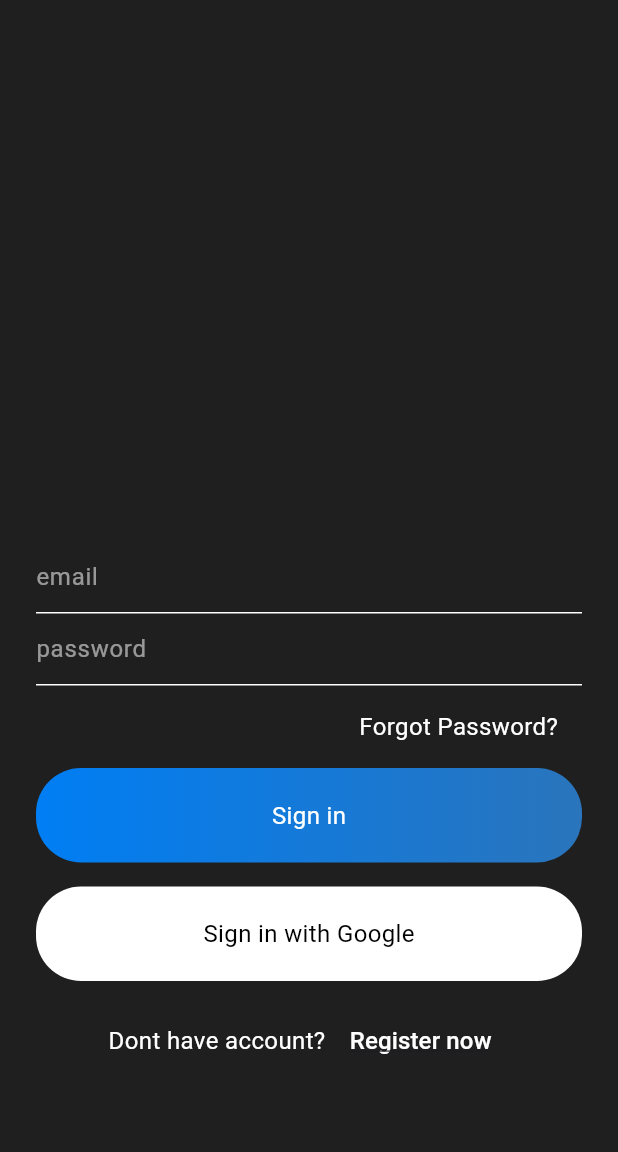
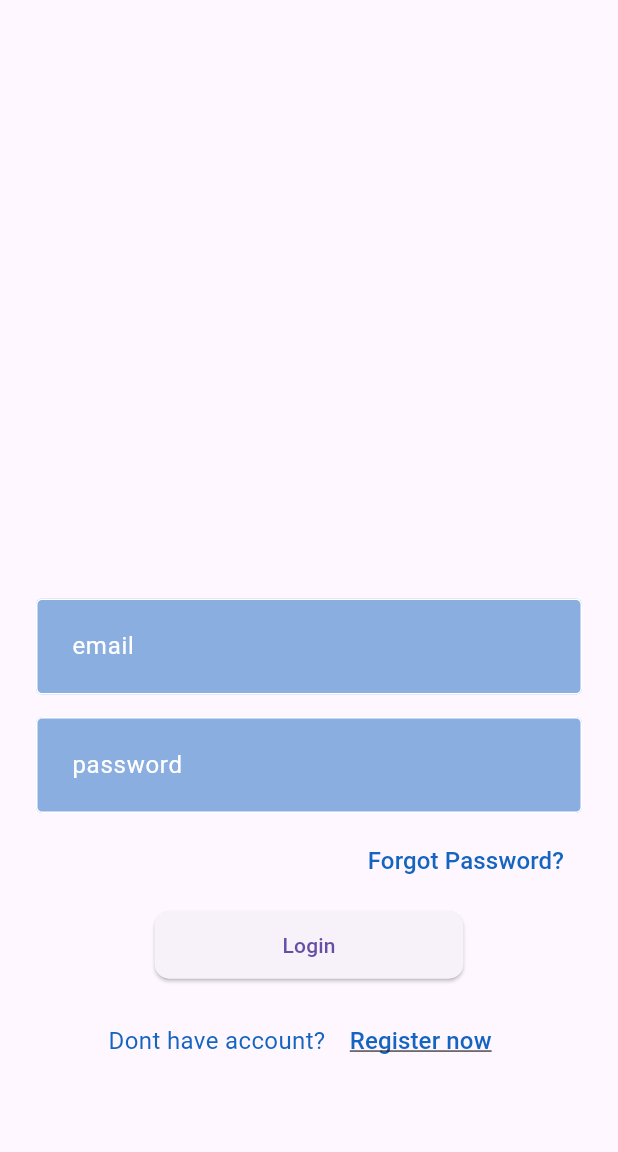
Before and after one commit to ibuu31/chat_app, a Flutter app: the screen it shows after launch, on a phone screen of 412 x 824 dp, the part 84-1236 px from its top. Run offline on Flutter 3.47's test engine with Material 3 defaults, Android fonts, the phone set to English and light mode, and no system bars; our stand-ins replace cloud_firestore, firebase_auth, firebase_core, shared_preferences; accounts and stored records are empty.

Commit message:
ui changes.

```diff
--- a/lib/helper/authenticate.dart
+++ b/lib/helper/authenticate.dart
@@ -14,7 +14,6 @@ class _AuthenticateState extends State<Authenticate> {
   void toggleView() {
     setState(() {
       showSignin = !showSignin;
-      print('toggled');
     });
   }
 
--- a/lib/helper/constant.dart
+++ b/lib/helper/constant.dart
@@ -1,3 +1,5 @@
-class Constant {
+class StringConstant {
   static String myName = '';
 }
+
+class ColorConstant {}
--- a/lib/helper/helper_function.dart
+++ b/lib/helper/helper_function.dart
@@ -24,16 +24,16 @@ class HelperFunctions {
 
   static Future<bool?> getUserLoggedInSharedPreference() async {
     SharedPreferences prefs = await SharedPreferences.getInstance();
-    return await prefs.getBool(sharedPreferencesUserLoggedInKey);
+    return prefs.getBool(sharedPreferencesUserLoggedInKey);
   }
 
   static Future<String?> getUserNameSharedPreferences() async {
     SharedPreferences prefs = await SharedPreferences.getInstance();
-    return await prefs.getString(sharedPreferencesUserNameKey);
+    return prefs.getString(sharedPreferencesUserNameKey);
   }
 
   static Future<String?> getUserEmailSharedPreferences() async {
     SharedPreferences prefs = await SharedPreferences.getInstance();
-    return await prefs.getString(sharedPreferencesUserEmailKey);
+    return prefs.getString(sharedPreferencesUserEmailKey);
   }
 }
--- a/lib/main.dart
+++ b/lib/main.dart
@@ -2,34 +2,13 @@ import 'package:chat_app/firebase_options.dart';
 import 'package:chat_app/helper/authenticate.dart';
 import 'package:chat_app/helper/helper_function.dart';
 import 'package:chat_app/view/chat_room_screen.dart';
-import 'package:chat_app/view/search.dart';
-import 'package:chat_app/view/sigin_screen.dart';
-import 'package:chat_app/view/signup_screen.dart';
 import 'package:firebase_core/firebase_core.dart';
 import 'package:flutter/material.dart';
 
-/// todo colors constants
-/// todo make primary color light
-/// todo search icon on appbar
-/// todo new chat floating button
-/// todo chat room screen ui change
-/// todo space on bottom of conversation screen
-/// todo name of the other person on conversation screen
-/// todo send message on tapping enter
-/// todo on tapping keyboard the screen should float up
-/// todo outline border on login textfields
-/// todo change gesture detector to button
-/// todo remove google login button
-/// todo make login button rectangle
-/// todo remove forget password button or add feature of it.
-/// todo
-/// todo
-/// todo
-/// todo
-/// todo
+/// todo create multiple chats
+/// todo upload on github
 
 void main() async {
-  // the below line is important before initializing the firebase.
   WidgetsFlutterBinding.ensureInitialized();
   await Firebase.initializeApp(
     options: DefaultFirebaseOptions.currentPlatform,
@@ -52,8 +31,6 @@ class _MyAppState extends State<MyApp> {
       setState(() {
         isUserLoggedIn = value ?? false;
       });
-
-      print(isUserLoggedIn);
     });
   }
 
@@ -67,14 +44,29 @@ class _MyAppState extends State<MyApp> {
   Widget build(BuildContext context) {
     return MaterialApp(
       theme: ThemeData(
-          primaryColor: Color(0xff145C9E),
-          scaffoldBackgroundColor: Color(0xff1F1F1F)),
+          primarySwatch: MaterialColor(
+        Colors.blue.shade800.value,
+        <int, Color>{
+          50: Color(Colors.blue.shade800.value), //10%
+          100: Color(Colors.blue.shade800.value), //20%
+          200: Color(Colors.blue.shade800.value), //30%
+          // 300: const Color(0xff89392b), //40%
+          // 400: const Color(0xff733024), //50%
+          500: Color(Colors.blue.shade800.value), //60%
+          600: Color(Colors.blue.shade800.value), //70%
+          700: Color(Colors.blue.shade800.value), //80%
+          // 800: const Color(0xff170907), //90%
+          // 900: const Color(0xff000000), //100%
+        },
+      )
+          // colorScheme: ColorScheme.fromSeed(seedColor: Colors.blue.shade800),
+          ),
       debugShowCheckedModeBanner: false,
       home: isUserLoggedIn == null
           ? const CircularProgressIndicator()
           : isUserLoggedIn == true
-              ? ChatRoomScreen()
-              : Authenticate(),
+              ? const ChatRoomScreen()
+              : const Authenticate(),
     );
   }
 }
--- a/lib/modals/user.dart
+++ b/lib/modals/user.dart
@@ -1,5 +1,3 @@
-import 'package:firebase_auth/firebase_auth.dart';
-
 class Users {
   String? userId;
   Users({this.userId});
--- a/lib/view/sigin_screen.dart
+++ b/lib/view/sigin_screen.dart
@@ -33,6 +33,9 @@ class _SignInScreenState extends State<SignInScreen> {
               emailController.text, passwordController.text)
           .then((value) async {
         if (value != null) {
+          setState(() {
+            isLoading = false;
+          });
           QuerySnapshot querySnapshot =
               await databaseMethods.getUserByUserEmail(emailController.text);
           HelperFunctions.saveUserLoggedSharedPreferences(true);
@@ -46,7 +49,7 @@ class _SignInScreenState extends State<SignInScreen> {
           Navigator.pushReplacement(
               context,
               MaterialPageRoute(
-                builder: (context) => ChatRoomScreen(),
+                builder: (context) => const ChatRoomScreen(),
               ));
         }
       });
@@ -61,7 +64,7 @@ class _SignInScreenState extends State<SignInScreen> {
         key: _formKey,
         child: Container(
           alignment: Alignment.bottomCenter,
-          padding: EdgeInsets.symmetric(horizontal: 24),
+          padding: const EdgeInsets.symmetric(horizontal: 24),
           child: Column(
             mainAxisSize: MainAxisSize.min,
             children: [
@@ -75,7 +78,10 @@ class _SignInScreenState extends State<SignInScreen> {
                   },
                   controller: emailController,
                   style: simpleTextFieldStyle(),
-                  decoration: textFieldInputDecoration('email')),
+                  decoration: textFieldInputDecoration('email', isLogin: true)),
+              const SizedBox(
+                height: 15,
+              ),
               TextFormField(
                   validator: (val) {
                     return val!.length < 6
@@ -85,61 +91,43 @@ class _SignInScreenState extends State<SignInScreen> {
                   controller: passwordController,
                   style: simpleTextFieldStyle(),
                   obscureText: true,
-                  decoration: textFieldInputDecoration('password')),
-              SizedBox(height: 8),
+                  decoration:
+                      textFieldInputDecoration('password', isLogin: true)),
+              const SizedBox(height: 8),
               Container(
                 alignment: Alignment.centerRight,
-                child: Padding(
-                  padding:
-                      const EdgeInsets.symmetric(vertical: 8.0, horizontal: 16),
+                child: TextButton(
+                  onPressed: () {
+                    authMethods.resetPass('email');
+                  },
                   child: Text(
                     'Forgot Password?',
-                    style: simpleTextFieldStyle(),
+                    style: simpleTextFieldStyle(
+                      color: Colors.blue.shade800,
+                    ),
                   ),
                 ),
               ),
-              SizedBox(height: 8),
-              GestureDetector(
-                onTap: () {
-                  signMeIn();
-                },
-                child: Container(
-                  alignment: Alignment.center,
-                  width: MediaQuery.of(context).size.width,
-                  padding: EdgeInsets.symmetric(vertical: 20),
-                  decoration: BoxDecoration(
-                      borderRadius: BorderRadius.circular(30),
-                      gradient: LinearGradient(colors: [
-                        Color(0xff007EF4),
-                        Color(0xff2A75BC),
-                      ])),
-                  child: Text(
-                    'Sign in',
-                    style: simpleTextFieldStyle(),
-                  ),
-                ),
-              ),
-              SizedBox(height: 16),
-              Container(
-                alignment: Alignment.center,
-                width: MediaQuery.of(context).size.width,
-                padding: EdgeInsets.symmetric(vertical: 20),
-                decoration: BoxDecoration(
-                  color: Colors.white,
-                  borderRadius: BorderRadius.circular(30),
-                ),
-                child: Text(
-                  'Sign in with Google',
-                  style: TextStyle(color: Colors.black, fontSize: 16),
-                ),
-              ),
-              SizedBox(height: 16),
+              const SizedBox(height: 8),
+              ElevatedButton(
+                  onPressed: () {
+                    signMeIn();
+                  },
+                  style: ButtonStyle(
+                      fixedSize: MaterialStateProperty.all(
+                          Size(MediaQuery.of(context).size.width / 2, 45)),
+                      shape: MaterialStateProperty.all(RoundedRectangleBorder(
+                          borderRadius: BorderRadius.circular(10)))),
+                  child: isLoading == true
+                      ? const CircularProgressIndicator()
+                      : const Text('Login')),
+              const SizedBox(height: 16),
               Row(
                 mainAxisAlignment: MainAxisAlignment.center,
                 children: [
                   Text(
                     'Dont have account? ',
-                    style: simpleTextFieldStyle(),
+                    style: simpleTextFieldStyle(color: Colors.blue.shade800),
                   ),
                   TextButton(
                     onPressed: () {
@@ -147,12 +135,13 @@ class _SignInScreenState extends State<SignInScreen> {
                     },
                     child: Text(
                       'Register now',
-                      style: simpleTextFieldStyle(underLine: true),
+                      style: simpleTextFieldStyle(
+                          underLine: true, color: Colors.blue.shade800),
                     ),
                   ),
                 ],
               ),
-              SizedBox(height: 50),
+              const SizedBox(height: 50),
             ],
           ),
         ),
--- a/lib/widgets/widget.dart
+++ b/lib/widgets/widget.dart
@@ -1,12 +1,12 @@
 import 'package:chat_app/helper/authenticate.dart';
 import 'package:chat_app/helper/helper_function.dart';
 import 'package:chat_app/services/auth.dart';
-import 'package:chat_app/view/sigin_screen.dart';
 import 'package:flutter/material.dart';
 
 PreferredSizeWidget appBarMain(BuildContext context, {bool? showSignOut}) {
   AuthMethods authMethods = AuthMethods();
   return AppBar(
+    elevation: 0,
     title: Image.asset(
       'assets/images/logo.png',
       height: 50,
@@ -20,29 +20,49 @@ PreferredSizeWidget appBarMain(BuildContext context, {bool? showSignOut}) {
                   Navigator.pushReplacement(
                       context,
                       MaterialPageRoute(
-                        builder: (context) => Authenticate(),
+                        builder: (context) => const Authenticate(),
                       ));
                 });
               },
-              icon: Icon(Icons.logout))
+              icon: const Icon(Icons.logout))
           : Container()
     ],
   );
 }
 
-InputDecoration textFieldInputDecoration(String hintText) {
+InputDecoration textFieldInputDecoration(String hintText,
+    {bool? searchField, bool? isUnderLineBorder, bool? isLogin}) {
   return InputDecoration(
-      focusedBorder:
-          UnderlineInputBorder(borderSide: BorderSide(color: Colors.white)),
-      enabledBorder:
-          UnderlineInputBorder(borderSide: BorderSide(color: Colors.white)),
+      contentPadding: const EdgeInsets.all(20),
+      fillColor: Colors.blue.shade800.withOpacity(0.5),
+      filled: isLogin == true ? true : false,
+      focusedBorder: isUnderLineBorder == true
+          ? const UnderlineInputBorder(
+              borderSide: BorderSide(color: Colors.white))
+          : OutlineInputBorder(
+              borderSide: const BorderSide(color: Colors.white),
+              borderRadius: searchField == true
+                  ? BorderRadius.circular(30)
+                  : const BorderRadius.all(Radius.circular(4.0)),
+            ),
+      enabledBorder: isUnderLineBorder == true
+          ? const UnderlineInputBorder(
+              borderSide: BorderSide(color: Colors.white))
+          : OutlineInputBorder(
+              borderSide: const BorderSide(color: Colors.white),
+              borderRadius: searchField == true
+                  ? BorderRadius.circular(30)
+                  : const BorderRadius.all(Radius.circular(4.0)),
+            ),
       hintText: hintText,
-      hintStyle: TextStyle(color: Colors.white54));
+      hintStyle: const TextStyle(color: Colors.white));
 }
 
-TextStyle simpleTextFieldStyle({bool? underLine}) {
+TextStyle simpleTextFieldStyle(
+    {bool? underLine, bool? boldEnabled, Color? color}) {
   return TextStyle(
-      color: Colors.white,
+      color: color ?? Colors.white,
       fontSize: 16,
+      fontWeight: boldEnabled == true ? FontWeight.w600 : null,
       decoration: underLine == true ? TextDecoration.underline : null);
 }
```
Also changed, not shown: lib/services/auth.dart (+7 -9 lines), lib/services/database.dart (+4 -3 lines), lib/view/chat_room_screen.dart (+39 -15 lines), lib/view/conversation_screen.dart (+77 -40 lines), lib/view/search.dart (+62 -52 lines), lib/view/signup_screen.dart (+39 -57 lines).
